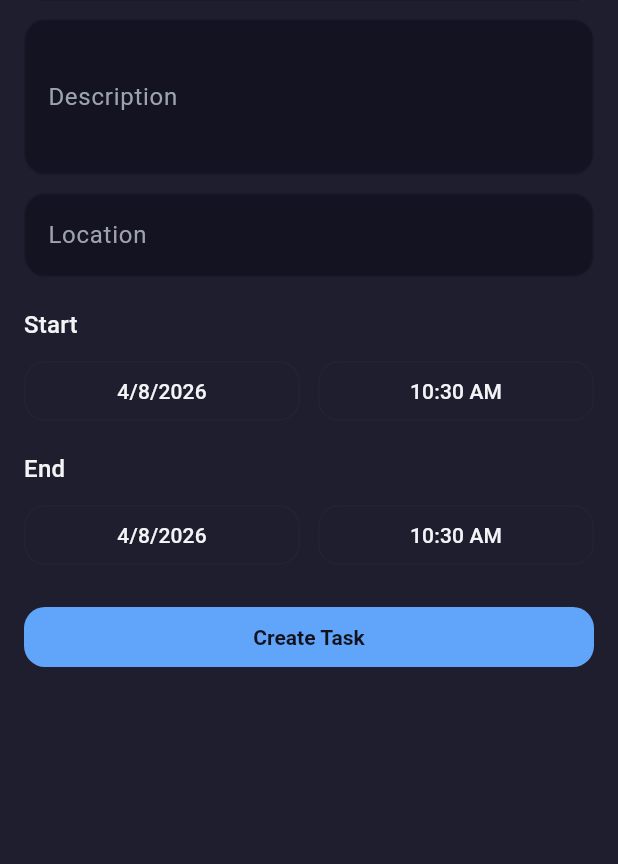
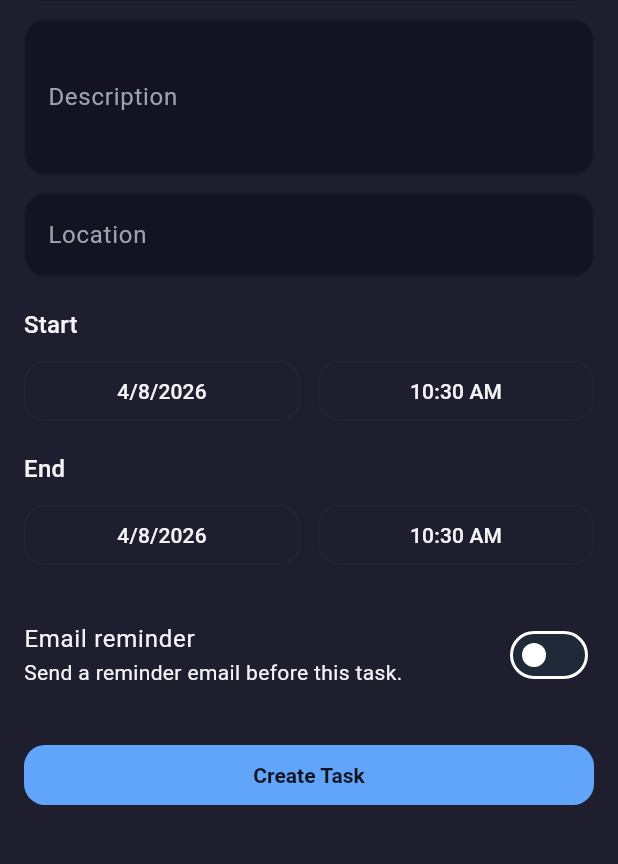
Before and after one commit to mohibahmed08/Large_project, a Flutter app: the TaskEditorScreen screen opened directly with empty values, on a phone screen of 412 x 824 dp, the part 191-1055 px from its top. Run offline on Flutter 3.47's test engine with Material 3 defaults, Android fonts, the light colour scheme and no system bars; our stand-ins replace flutter_markdown, geolocator; missing offline and left inert: file_selector; accounts and stored records are empty; network calls fail.

Commit message:
Add UI for reminders

```diff
--- a/mobile/lib/models/task_model.dart
+++ b/mobile/lib/models/task_model.dart
@@ -8,6 +8,8 @@ class CalendarTask {
     required this.endDate,
     required this.isCompleted,
     required this.source,
+    required this.reminderEnabled,
+    required this.reminderMinutesBefore,
   });
 
   final String id;
@@ -18,6 +20,8 @@ class CalendarTask {
   final DateTime? endDate;
   final bool isCompleted;
   final String source;
+  final bool reminderEnabled;
+  final int reminderMinutesBefore;
 
   factory CalendarTask.fromJson(Map<String, dynamic> json) {
     return CalendarTask(
@@ -29,6 +33,8 @@ class CalendarTask {
       endDate: _parseDate(json['endDate']),
       isCompleted: json['isCompleted'] == true,
       source: (json['source'] ?? 'manual').toString(),
+      reminderEnabled: json['reminderEnabled'] == true,
+      reminderMinutesBefore: (json['reminderMinutesBefore'] as num?)?.toInt() ?? 0,
     );
   }
 
--- a/mobile/lib/screens/calendar_screen.dart
+++ b/mobile/lib/screens/calendar_screen.dart
@@ -176,6 +176,8 @@ class _CalendarScreenState extends State<CalendarScreen> {
           initialLocation: task?.location ?? '',
           initialStartDate: baseDate,
           initialEndDate: initialEndDate,
+          initialReminderEnabled: task?.reminderEnabled ?? false,
+          initialReminderMinutesBefore: task?.reminderMinutesBefore ?? 30,
           isEditing: task != null,
         ),
       ),
@@ -196,6 +198,8 @@ class _CalendarScreenState extends State<CalendarScreen> {
         location: result.location,
         source: task?.source ?? 'manual',
         isCompleted: task?.isCompleted ?? false,
+        reminderEnabled: result.reminderEnabled,
+        reminderMinutesBefore: result.reminderMinutesBefore,
       );
 
       await _loadMonth();
@@ -228,6 +232,8 @@ class _CalendarScreenState extends State<CalendarScreen> {
         location: task.location,
         source: task.source,
         isCompleted: value,
+        reminderEnabled: task.reminderEnabled,
+        reminderMinutesBefore: task.reminderMinutesBefore,
       );
       await _loadMonth();
     } catch (error) {
@@ -436,6 +442,8 @@ class _CalendarScreenState extends State<CalendarScreen> {
               title: title,
               description: description,
               startDate: startDate,
+              reminderEnabled: false,
+              reminderMinutesBefore: 30,
             );
             await _loadMonth();
           },
@@ -461,6 +469,50 @@ class _CalendarScreenState extends State<CalendarScreen> {
     ScaffoldMessenger.of(context).showSnackBar(
       SnackBar(content: Text(message)),
     );
+  }
+
+  Future<void> _deleteTask(CalendarTask task) async {
+    final confirmed = await showDialog<bool>(
+          context: context,
+          builder: (context) => AlertDialog(
+            title: const Text('Delete task'),
+            content: Text(
+              'Delete "${task.title.isEmpty ? '(Untitled)' : task.title}"?',
+            ),
+            actions: [
+              TextButton(
+                onPressed: () => Navigator.pop(context, false),
+                child: const Text('Cancel'),
+              ),
+              FilledButton(
+                onPressed: () => Navigator.pop(context, true),
+                child: const Text('Delete'),
+              ),
+            ],
+          ),
+        ) ??
+        false;
+
+    if (!confirmed) {
+      return;
+    }
+
+    try {
+      _session = await _calendarService.deleteTask(
+        session: _session,
+        taskId: task.id,
+      );
+      await _loadMonth();
+      if (!mounted) {
+        return;
+      }
+      _showSnackBar('Task deleted.');
+    } catch (error) {
+      if (!mounted) {
+        return;
+      }
+      _showSnackBar(error.toString().replaceFirst('Exception: ', ''));
+    }
   }
 
   DateTime _dateWithTime(DateTime base, String suggestedTime) {
@@ -750,6 +802,8 @@ class _CalendarScreenState extends State<CalendarScreen> {
                                         'Starts ${task.startDate!.hour.toString().padLeft(2, '0')}:${task.startDate!.minute.toString().padLeft(2, '0')}',
                                       if (task.endDate != null)
                                         'Ends ${task.endDate!.hour.toString().padLeft(2, '0')}:${task.endDate!.minute.toString().padLeft(2, '0')}',
+                                      if (task.reminderEnabled)
+                                        'Email reminder ${task.reminderMinutesBefore == 0 ? 'at time of event' : '${task.reminderMinutesBefore} min before'}',
                                       if (task.location.isNotEmpty) task.location,
                                     ].join('\n'),
                                     style: const TextStyle(
@@ -758,6 +812,25 @@ class _CalendarScreenState extends State<CalendarScreen> {
                                     ),
                                   ),
                                   isThreeLine: true,
+                                  trailing: PopupMenuButton<String>(
+                                    onSelected: (value) {
+                                      if (value == 'edit') {
+                                        _openTaskDialog(task: task);
+                                      } else if (value == 'delete') {
+                                        _deleteTask(task);
+                                      }
+                                    },
+                                    itemBuilder: (context) => const [
+                                      PopupMenuItem<String>(
+                                        value: 'edit',
+                                        child: Text('Edit'),
+                                      ),
+                                      PopupMenuItem<String>(
+                                        value: 'delete',
+                                        child: Text('Delete'),
+                                      ),
+                                    ],
+                                  ),
                                 ),
                               ),
                             ),
--- a/mobile/lib/screens/task_editor_screen.dart
+++ b/mobile/lib/screens/task_editor_screen.dart
@@ -7,6 +7,8 @@ class TaskEditorResult {
     required this.location,
     required this.startDate,
     required this.endDate,
+    required this.reminderEnabled,
+    required this.reminderMinutesBefore,
   });
 
   final String title;
@@ -14,6 +16,8 @@ class TaskEditorResult {
   final String location;
   final DateTime startDate;
   final DateTime endDate;
+  final bool reminderEnabled;
+  final int reminderMinutesBefore;
 }
 
 class TaskEditorScreen extends StatefulWidget {
@@ -24,6 +28,8 @@ class TaskEditorScreen extends StatefulWidget {
     required this.initialLocation,
     required this.initialStartDate,
     required this.initialEndDate,
+    required this.initialReminderEnabled,
+    required this.initialReminderMinutesBefore,
     required this.isEditing,
   });
 
@@ -32,6 +38,8 @@ class TaskEditorScreen extends StatefulWidget {
   final String initialLocation;
   final DateTime initialStartDate;
   final DateTime initialEndDate;
+  final bool initialReminderEnabled;
+  final int initialReminderMinutesBefore;
   final bool isEditing;
 
   @override
@@ -44,6 +52,9 @@ class _TaskEditorScreenState extends State<TaskEditorScreen> {
   late final TextEditingController _locationController;
   late DateTime _startDate;
   late DateTime _endDate;
+  late bool _reminderEnabled;
+  late int _reminderMinutesBefore;
+  static const List<int> _reminderOptions = [0, 5, 10, 15, 30, 60, 120, 1440];
 
   @override
   void initState() {
@@ -56,6 +67,8 @@ class _TaskEditorScreenState extends State<TaskEditorScreen> {
     _endDate = widget.initialEndDate.isBefore(widget.initialStartDate)
         ? widget.initialStartDate
         : widget.initialEndDate;
+    _reminderEnabled = widget.initialReminderEnabled;
+    _reminderMinutesBefore = widget.initialReminderMinutesBefore;
   }
 
   @override
@@ -154,8 +167,26 @@ class _TaskEditorScreenState extends State<TaskEditorScreen> {
         location: _locationController.text.trim(),
         startDate: _startDate,
         endDate: _endDate,
+        reminderEnabled: _reminderEnabled,
+        reminderMinutesBefore: _reminderMinutesBefore,
       ),
     );
+  }
+
+  String _reminderLabel(int minutes) {
+    if (minutes == 0) {
+      return 'At time of event';
+    }
+    if (minutes == 60) {
+      return '1 hour before';
+    }
+    if (minutes == 1440) {
+      return '1 day before';
+    }
+    if (minutes > 60 && minutes % 60 == 0) {
+      return '${minutes ~/ 60} hours before';
+    }
+    return '$minutes minutes before';
   }
 
   String _formatDate(DateTime value) {
@@ -244,6 +275,45 @@ class _TaskEditorScreenState extends State<TaskEditorScreen> {
               ],
             ),
             const SizedBox(height: 20),
+            SwitchListTile(
+              contentPadding: EdgeInsets.zero,
+              title: const Text('Email reminder'),
+              subtitle: const Text('Send a reminder email before this task.'),
+              value: _reminderEnabled,
+              onChanged: (value) {
+                setState(() {
+                  _reminderEnabled = value;
+                });
+              },
+            ),
+            if (_reminderEnabled) ...[
+              const SizedBox(height: 8),
+              DropdownButtonFormField<int>(
+                value: _reminderOptions.contains(_reminderMinutesBefore)
+                    ? _reminderMinutesBefore
+                    : 30,
+                decoration: const InputDecoration(
+                  labelText: 'Reminder timing',
+                ),
+                items: _reminderOptions
+                    .map(
+                      (minutes) => DropdownMenuItem<int>(
+                        value: minutes,
+                        child: Text(_reminderLabel(minutes)),
+                      ),
+                    )
+                    .toList(),
+                onChanged: (value) {
+                  if (value == null) {
+                    return;
+                  }
+                  setState(() {
+                    _reminderMinutesBefore = value;
+                  });
+                },
+              ),
+            ],
+            const SizedBox(height: 20),
             FilledButton(
               onPressed: _save,
               child: Text(widget.isEditing ? 'Save Changes' : 'Create Task'),
```
Also changed, not shown: mobile/lib/services/calendar_service.dart (+17 -0 lines).
